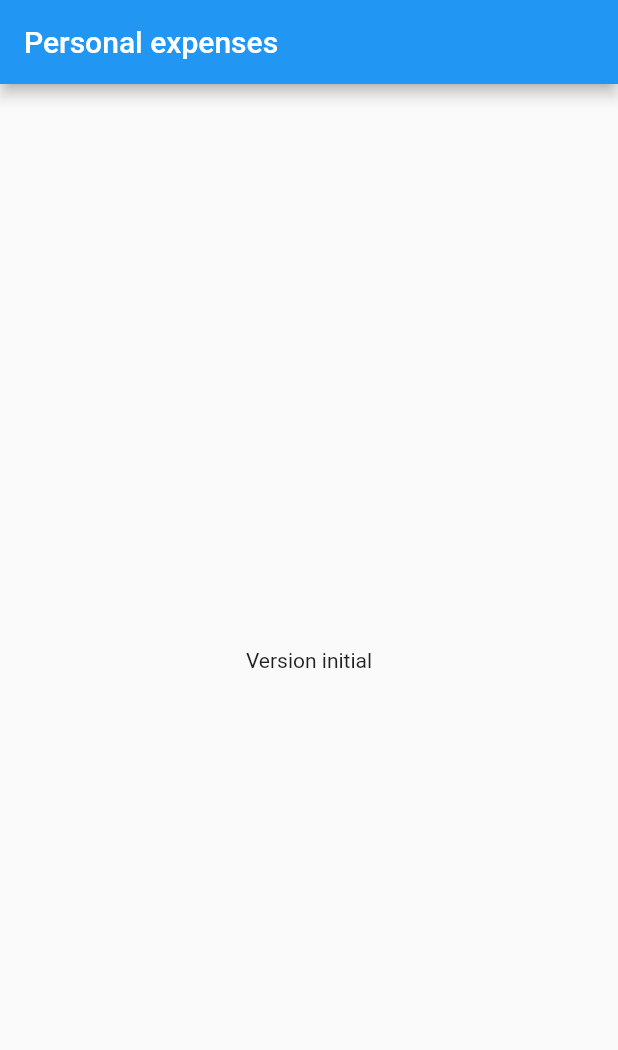
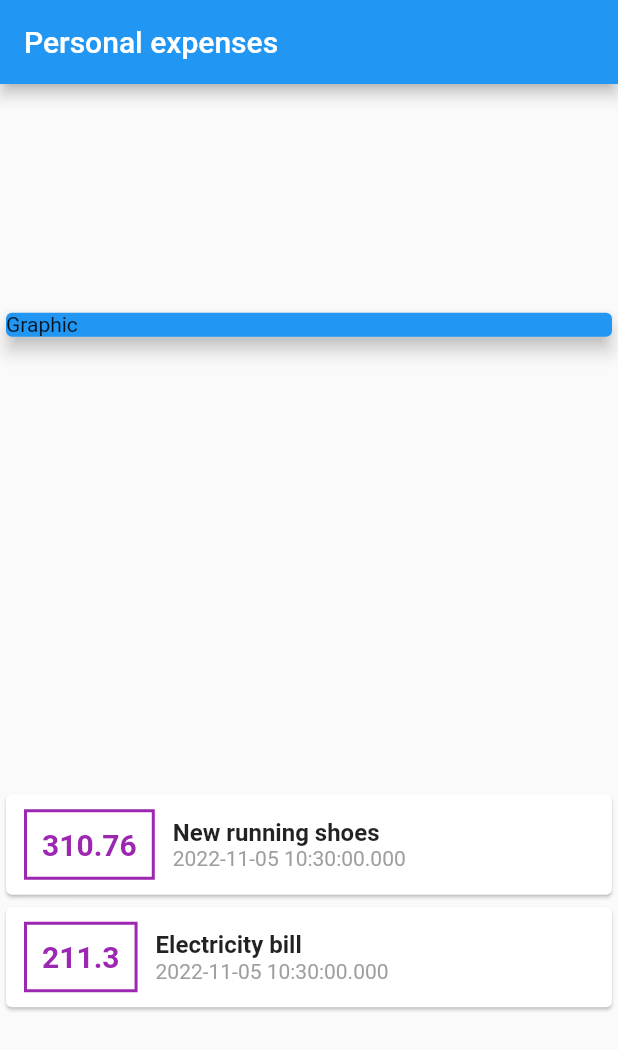
Before and after one commit to kenjimaeda54/expenses-flutter, a Flutter app: the screen it shows after launch, on a phone screen of 412 x 824 dp. Shown: the top 1050 px of the screen. Run offline on Flutter 3.47's test engine with Material 2 defaults, Android fonts, the phone set to English and light mode, and no system bars.

Commit message:
feat: styleing card list transactions

```diff
--- a/lib/main.dart
+++ b/lib/main.dart
@@ -1,4 +1,5 @@
 import 'package:flutter/material.dart';
+import './models/transaction.dart';
 
 void main() {
   runApp(const ExpensesApp());
@@ -9,12 +10,27 @@ class ExpensesApp extends StatelessWidget {
 
   @override
   Widget build(BuildContext context) {
-    return const MaterialApp(home: HomeScreen());
+    return  MaterialApp(home: HomeScreen());
   }
 }
 
 class HomeScreen extends StatelessWidget {
-  const HomeScreen({Key? key}) : super(key: key);
+  HomeScreen({Key? key}) : super(key: key);
+
+  final _transactions =[
+    Transaction(
+        id: "t1",
+        title: "New running shoes",
+        value: 310.76,
+      date: DateTime.now()
+    ),
+    Transaction(
+        id: "t2",
+        title: "Electricity bill",
+        value: 211.30,
+        date: DateTime.now()
+    ),
+  ];
 
   @override
   Widget build(BuildContext context) {
@@ -22,8 +38,70 @@ class HomeScreen extends StatelessWidget {
        appBar: AppBar(
          title: const  Text("Personal expenses"),
        ),
-      body: const Center(
-        child:  Text("Version initial"),
+      body:  Column(
+         //mesmo conceito do flex box
+        //se estamos no eixo de column entao o cross eixo alinha horizontal
+        //e o mainAxis alinha em coluna
+        //os comportamentos sao identicos ao flex box, exemplo stretch vai espichar
+        // ao maximo o filho
+         mainAxisAlignment: MainAxisAlignment.spaceAround,
+         crossAxisAlignment: CrossAxisAlignment.stretch,
+         children:   [
+          const SizedBox(
+             child:   Card(
+               elevation: 5,
+               color: Colors.blue,
+               child: Text("Graphic"),
+             ),
+           ),
+           Column(
+             children: _transactions.map((it) => Card(
+                  child: Row(
+                     children: [
+                         Container(
+                           margin: const EdgeInsets.symmetric(
+                             horizontal: 12,
+                             vertical: 10,
+                           ),
+                           padding: const EdgeInsets.all(10),
+                           decoration: BoxDecoration(
+                             border: Border.all(
+                               color: Colors.purple,
+                               width: 2
+                             )
+                           ),
+                           child: Text(
+                               it.value.toString(),
+                               style: const TextStyle(
+                                 fontWeight: FontWeight.bold,
+                                 fontSize: 20,
+                                 color: Colors.purple
+                               ),
+                           ),
+                         ),
+                         Column(
+                           crossAxisAlignment: CrossAxisAlignment.start,
+                           children: [
+                              Text(
+                                  it.title,
+                                  style: const TextStyle(
+                                    fontSize: 16,
+                                    fontWeight: FontWeight.bold
+                                  ),
+                              ),
+                              Text(
+                                  it.date.toString(),
+                                  style: const TextStyle(
+                                    color: Colors.grey
+                                  )
+                              )
+                           ],
+                         )
+                     ],
+                  ),
+             )).toList(),
+           )
+         ],
       ),
     );
   }
--- /dev/null
+++ b/lib/models/transaction.dart
@@ -0,0 +1,15 @@
+
+  class Transaction {
+      late final String id;
+      late final String title;
+      late final double value;
+      late final DateTime date;
+
+      Transaction({
+        required this.id,
+        required this.title,
+        required this.value,
+        required this.date,
+      });
+
+  }
```
